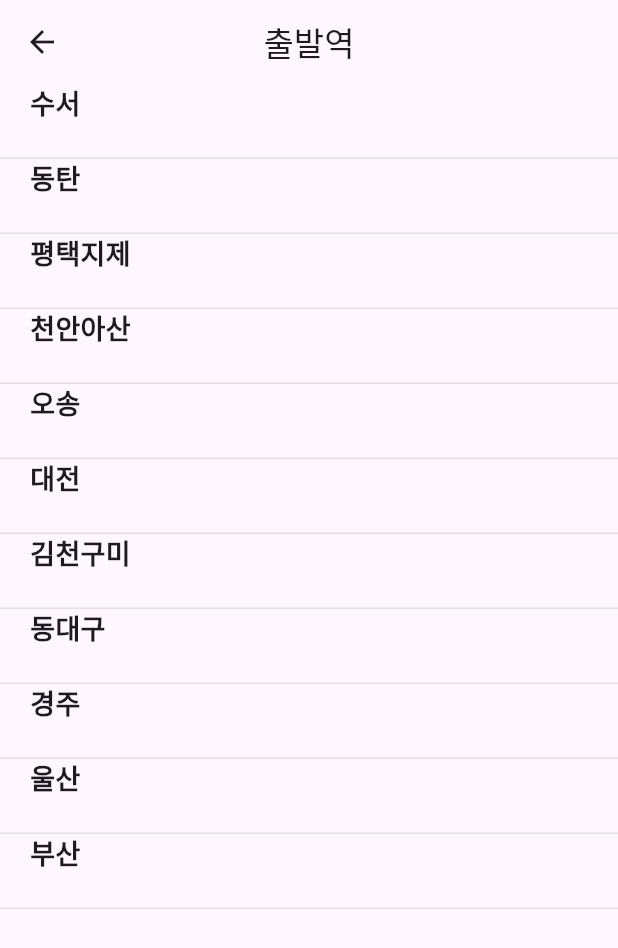
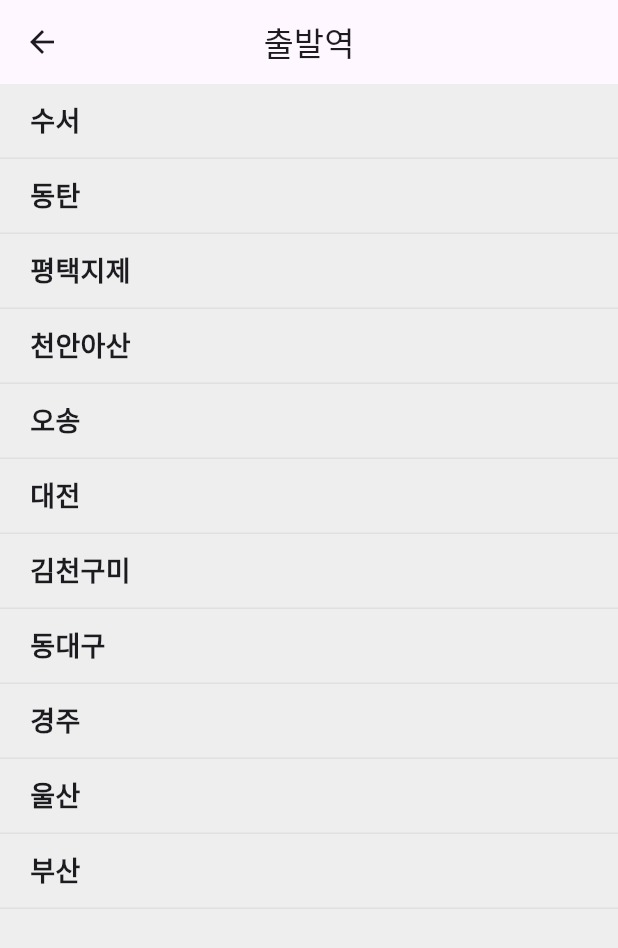
Before and after one commit to enirobot/flutter_train_app, a Flutter app: the screen it shows after launch, after a tap on "출발역", on a phone screen of 412 x 824 dp. Shown: the top 948 px of the screen. Run offline on Flutter 3.47's test engine with Material 3 defaults, Android fonts, the phone set to English and light mode, and no system bars.

Commit message:
Update main.dart
Dark mode 추가시스템의 상태에 따라 밝은 테마, 어두운 테마

```diff
--- a/lib/main.dart
+++ b/lib/main.dart
@@ -14,10 +14,21 @@ class MyApp extends StatelessWidget {
     return MaterialApp(
       title: '기차 예매',
       theme: ThemeData(
+        brightness: Brightness.light,
+        primarySwatch: Colors.purple,
+        scaffoldBackgroundColor: Colors.grey[200],
         appBarTheme: const AppBarTheme(
           centerTitle: true,
         ),
       ),
+      darkTheme: ThemeData(
+        brightness: Brightness.dark,
+        primarySwatch: Colors.purple,
+        appBarTheme: const AppBarTheme(
+          centerTitle: true,
+        ),
+      ),
+      themeMode: ThemeMode.system, // 시스템 설정에 따라 테마 변경
       home: const HomePage(),
     );
   }
@@ -41,10 +52,10 @@ class _HomePageState extends State<HomePage> {
       MaterialPageRoute(
         builder: (context) => StationListPage(
           title: isDeparture ? '출발역' : '도착역',
+          excludeStation: isDeparture ? arrivalStation : departureStation,
         ),
       ),
     );
-
     if (result != null) {
       setState(() {
         if (isDeparture) {
@@ -59,7 +70,6 @@ class _HomePageState extends State<HomePage> {
   @override
   Widget build(BuildContext context) {
     return Scaffold(
-      backgroundColor: Colors.grey[200],
       appBar: AppBar(
         title: const Text('기차 예매'),
       ),
@@ -71,7 +81,9 @@ class _HomePageState extends State<HomePage> {
             Container(
               height: 200,
               decoration: BoxDecoration(
-                color: Colors.white,
+                color: Theme.of(context).brightness == Brightness.dark
+                    ? Colors.grey[800]
+                    : Colors.white,
                 borderRadius: BorderRadius.circular(20),
               ),
               child: Row(
@@ -186,24 +198,29 @@ class StationListPage extends StatelessWidget {
     "울산",
     "부산"
   ];
+  final String? excludeStation;
 
-  StationListPage({super.key, required this.title});
+  StationListPage({super.key, required this.title, this.excludeStation});
 
   @override
   Widget build(BuildContext context) {
+    final filteredStations =
+        stations.where((station) => station != excludeStation).toList();
+
     return Scaffold(
       appBar: AppBar(
         title: Text(title),
       ),
       body: ListView.builder(
-        itemCount: stations.length,
+        itemCount: filteredStations.length,
         itemBuilder: (context, index) {
           return InkWell(
             onTap: () {
-              Navigator.pop(context, stations[index]);
+              Navigator.pop(context, filteredStations[index]);
             },
             child: Container(
               height: 50,
+              alignment: Alignment.centerLeft,
               decoration: BoxDecoration(
                 border: Border(
                   bottom: BorderSide(color: Colors.grey[300]!),
@@ -212,7 +229,7 @@ class StationListPage extends StatelessWidget {
               child: Padding(
                 padding: const EdgeInsets.symmetric(horizontal: 20),
                 child: Text(
-                  stations[index],
+                  filteredStations[index],
                   style: const TextStyle(
                     fontSize: 18,
                     fontWeight: FontWeight.bold,
@@ -284,7 +301,9 @@ class _SeatPageState extends State<SeatPage> {
                 width: 24,
                 height: 24,
                 decoration: BoxDecoration(
-                  color: Colors.grey[300],
+                  color: Theme.of(context).brightness == Brightness.dark
+                      ? Colors.grey[800]
+                      : Colors.grey[300],
                   borderRadius: BorderRadius.circular(8),
                 ),
               ),
@@ -313,7 +332,9 @@ class _SeatPageState extends State<SeatPage> {
                 decoration: BoxDecoration(
                   color: selectedSeats.contains(seatId)
                       ? Colors.purple
-                      : Colors.grey[300],
+                      : Theme.of(context).brightness == Brightness.dark
+                          ? Colors.grey[800]
+                          : Colors.grey[300],
                   borderRadius: BorderRadius.circular(8),
                 ),
               ),
@@ -344,7 +365,9 @@ class _SeatPageState extends State<SeatPage> {
                 decoration: BoxDecoration(
                   color: selectedSeats.contains(seatId)
                       ? Colors.purple
-                      : Colors.grey[300],
+                      : Theme.of(context).brightness == Brightness.dark
+                          ? Colors.grey[800]
+                          : Colors.grey[300],
                   borderRadius: BorderRadius.circular(8),
                 ),
               ),
```
